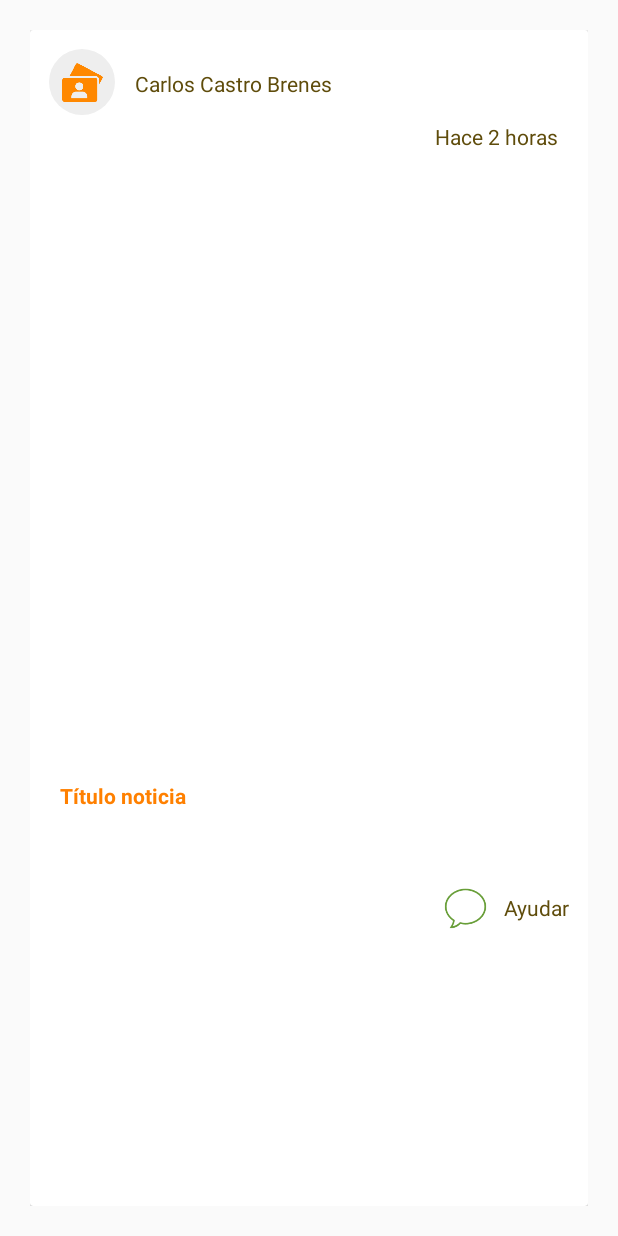
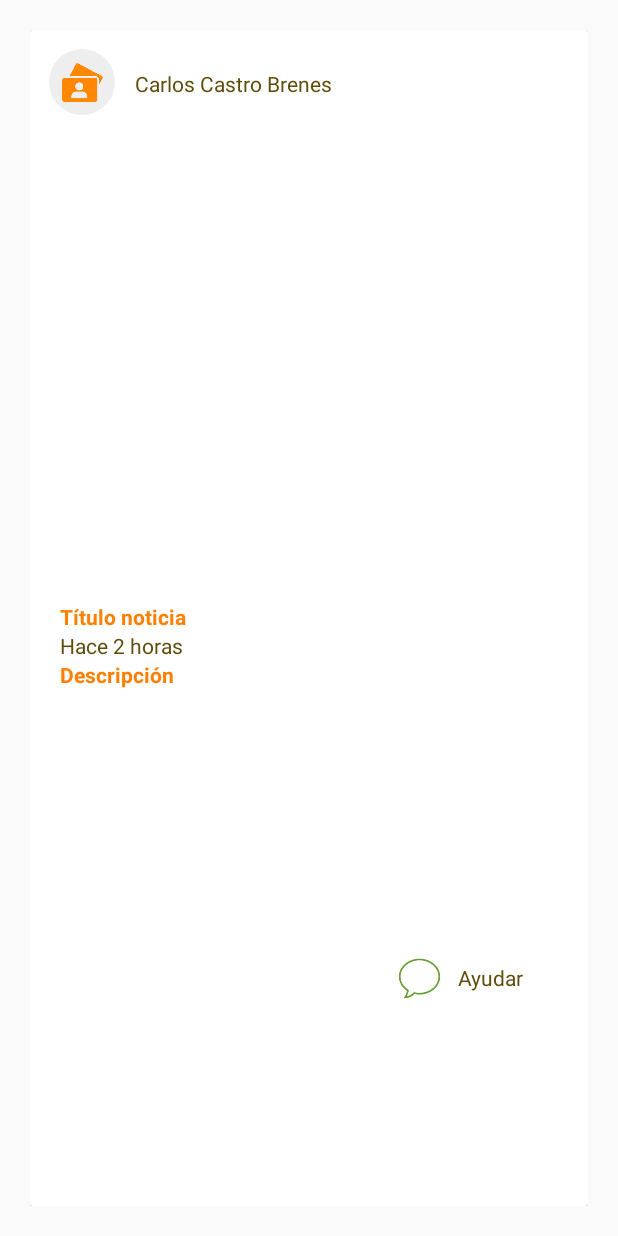
Before and after one commit to Find3r/Android-Mobile-App, an Android app: the layout noticia_item.xml on its own in the app's theme, with its tools: preview values and no code run, on a phone screen of 412 x 824 dp. Run offline under Robolectric (Android 15) with nearby library versions, the phone set to English and light mode, and no system bars; plain views replace PhotoView.

Commit message:
Se agrega etiqueta que informa de la descripción de la notica. Se establece la fecha debajo del nombre del reporte

```diff
--- a/app/src/main/res/layout/noticia_item.xml
+++ b/app/src/main/res/layout/noticia_item.xml
@@ -50,24 +50,13 @@
 
             </LinearLayout>
 
-            <TextView
-                android:id="@+id/txtvFechaNoticia"
-                android:layout_width="wrap_content"
-                android:layout_height="wrap_content"
-                android:layout_alignParentRight="true"
-                android:layout_below="@id/layInfoNoticiaUsuario"
-                android:textColor="@color/cafeoscuro"
-                android:layout_marginRight="20dp"
-                android:text="Hace 2 horas" />
-
-
 
             <uk.co.senab.photoview.PhotoView
                 android:id="@+id/imgvNoticia"
                 android:layout_width="fill_parent"
-                android:layout_height="400dp"
+                android:layout_height="300dp"
                 android:layout_margin="10dp"
-                android:layout_below="@id/txtvFechaNoticia"
+                android:layout_below="@id/layInfoNoticiaUsuario"
                 android:scaleType="fitXY" />
 
             <TextView
@@ -80,6 +69,25 @@
                 android:text="@string/name"
                 android:textStyle="bold" />
 
+            <TextView
+                android:id="@+id/txtvFechaNoticia"
+                android:layout_width="wrap_content"
+                android:layout_height="wrap_content"
+                android:layout_below="@id/txtvNombreNoticia"
+                android:textColor="@color/cafeoscuro"
+                android:layout_marginLeft="20dp"
+                android:text="Hace 2 horas" />
+
+            <TextView
+                android:id="@+id/txtvInsDescripcion"
+                android:layout_width="match_parent"
+                android:layout_height="wrap_content"
+                android:layout_below="@id/txtvFechaNoticia"
+                android:textColor="@color/anaranjado"
+                android:layout_marginLeft="20dp"
+                android:text="Descripción"
+                android:textStyle="bold" />
+
 
 
 
@@ -88,7 +96,7 @@
                 android:layout_width="match_parent"
                 android:layout_height="wrap_content"
                 android:layout_marginLeft="20dp"
-                android:layout_below="@id/txtvNombreNoticia"
+                android:layout_below="@id/txtvInsDescripcion"
                 android:textColor="@color/cafeoscuro"
                 android:gravity="fill_horizontal"/>
 
@@ -98,15 +106,15 @@
                 android:layout_height="wrap_content"
                 android:layout_alignParentBottom="true"
                 android:layout_weight="1"
-                android:weightSum="3"
+                android:weightSum="2"
                 android:layout_marginTop="15dp"
                 android:layout_marginBottom="15dp">
 
                 <LinearLayout
                     android:layout_width="fill_parent"
-                    android:layout_height="wrap_content"
+                    android:layout_height="fill_parent"
                     android:layout_weight="1"
-                    android:gravity="center" >
+                    android:gravity="center">
 
                     <ImageView
                         android:id="@+id/imgvEstado"
@@ -119,7 +127,7 @@
                     <TextView
                         android:id="@+id/txtvEstado"
                         android:layout_width="wrap_content"
-                        android:layout_height="match_parent"
+                        android:layout_height="wrap_content"
                         android:textColor="@color/cafeoscuro"
                         android:gravity="center_vertical|center_horizontal"
                         android:layout_marginLeft="10dp" />
@@ -127,36 +135,13 @@
 
                 </LinearLayout>
 
-                <LinearLayout
-                    android:layout_width="fill_parent"
-                    android:layout_height="wrap_content"
-                    android:layout_weight="1"
-                    android:gravity="center">
 
-                    <ImageView
-                        android:id="@+id/imgvSeguimiento"
-                        android:layout_width="30dp"
-                        android:layout_height="30dp"
-
-                        android:gravity="center_vertical|center_horizontal"
-                        android:layout_marginLeft="15dp" />
-
-                    <TextView
-                        android:layout_width="wrap_content"
-                        android:layout_height="match_parent"
-                        android:textAlignment="center"
-
-                        android:textColor="@color/cafeoscuro"
-                        android:gravity="center_vertical|center_horizontal"
-                        android:layout_marginLeft="10dp" />
-
-                </LinearLayout>
 
 
                 <LinearLayout
                     android:id="@+id/layImagenComentario"
                     android:layout_width="fill_parent"
-                    android:layout_height="wrap_content"
+                    android:layout_height="fill_parent"
                     android:layout_weight="1"
                     android:gravity="center">
 
@@ -170,7 +155,7 @@
 
                     <TextView
                         android:layout_width="wrap_content"
-                        android:layout_height="match_parent"
+                        android:layout_height="wrap_content"
                         android:textAlignment="center"
                         android:text="@string/ayudar"
                         android:textColor="@color/cafeoscuro"
```
